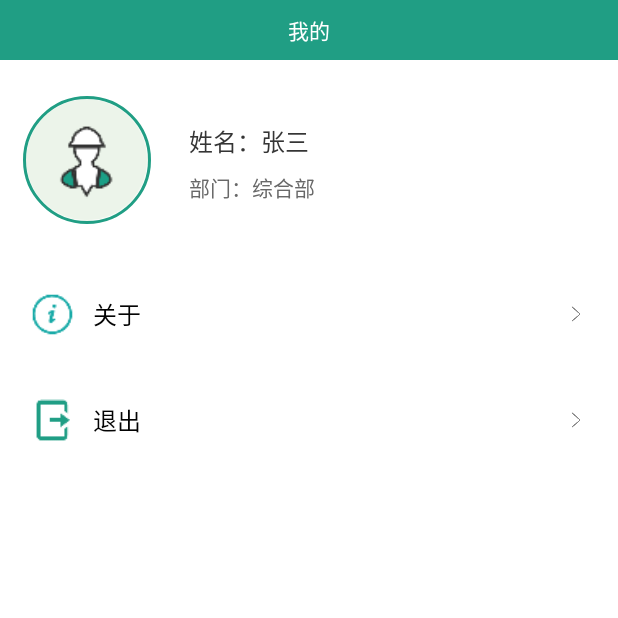
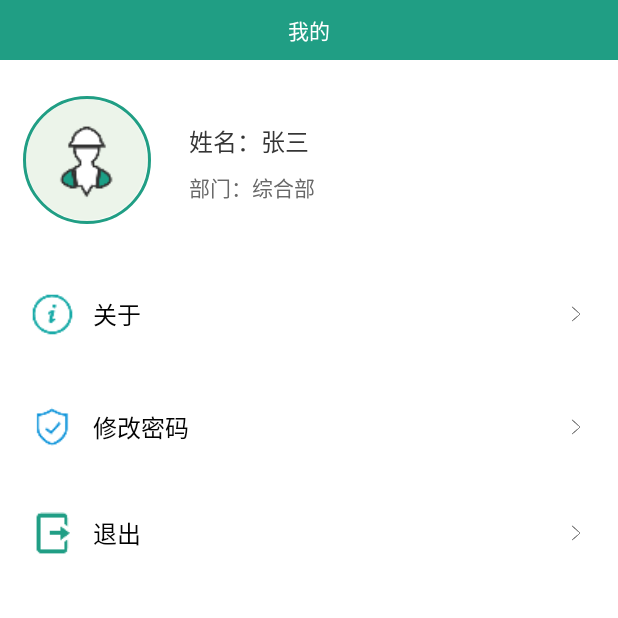
Before and after one commit to sujiangming/NoticeManagers, an Android app: the fragment FragmentUser shown on its own in the app's theme, after a tap on "退出", on a phone screen of 412 x 824 dp, the top half of it. Run offline under Robolectric (Android 15) with nearby library versions, the phone set to English and light mode, and no system bars; our stand-ins replace ButterKnife, CircleImageView; libraries missing offline, so code that uses them is left out: com.scwang.smartrefresh; pictures from the network do not load; 2 statements that could not run were skipped.

Commit message:
1、解决了注册乱码问题 2、新增了自动登录问题 3、新增了无数据的默认背景 4、列表样式改成了今日头条的样子 5、修改了APP名称和图标 6、修改了未读列表刷新无数据bug 7、新增了修改密码的功能

```diff
--- a/app/src/main/AndroidManifest.xml
+++ b/app/src/main/AndroidManifest.xml
@@ -89,6 +89,10 @@
 
         <activity
             android:name=".mvp.view.activity.RegisterActivity"
+            android:screenOrientation="portrait" />
+
+        <activity
+            android:name=".mvp.view.activity.UpdatePwdActivity"
             android:screenOrientation="portrait" />
 
         <!--开机广播自启动接受者-->
--- a/app/src/main/java/com/jdry/noticemanagers/http/IService.java
+++ b/app/src/main/java/com/jdry/noticemanagers/http/IService.java
@@ -41,6 +41,10 @@ public interface IService {
     @POST("app/api/notice/readNotice")
     Call<CommonBean> setUnReadMsgStatus(@Field("data") String data,@Field("token") String token);
 
+    @FormUrlEncoded
+    @POST("app/api/changePassword")
+    Call<CommonBean> updatePwd(@Field("data") String data,@Field("token") String token);
+
     /**
      * 上传图片
      *
--- a/app/src/main/java/com/jdry/noticemanagers/mvp/presenter/RegisterPresenter.java
+++ b/app/src/main/java/com/jdry/noticemanagers/mvp/presenter/RegisterPresenter.java
@@ -30,7 +30,7 @@ public class RegisterPresenter implements IPresenterCallback {
     @Override
     public <T> void httpRequestSuccess(T t, int order) {
         registerActivity.hideProgress();
-        registerActivity.httpSuccess((String)t,2);
+        registerActivity.httpSuccess(t,2);
         JSONObject jsonObject = JSON.parseObject(userData);
         String mobilePhone = jsonObject.getString("mobilePhone");
         JDRYApplication.getInstance().setJPushTag(mobilePhone);
--- a/app/src/main/java/com/jdry/noticemanagers/mvp/view/fragment/FragmentUser.java
+++ b/app/src/main/java/com/jdry/noticemanagers/mvp/view/fragment/FragmentUser.java
@@ -10,6 +10,7 @@ import com.jdry.noticemanagers.bean.LoginInfoBean;
 import com.jdry.noticemanagers.global.JDRYApplication;
 import com.jdry.noticemanagers.mvp.view.activity.AboutUsActivity;
 import com.jdry.noticemanagers.mvp.view.activity.LoginActivity;
+import com.jdry.noticemanagers.mvp.view.activity.UpdatePwdActivity;
 
 import butterknife.BindView;
 import butterknife.OnClick;
@@ -22,7 +23,7 @@ public class FragmentUser extends JDRYBaseFragment {
     @BindView(R.id.tv_account_pos)
     TextView tvAccountPos;
 
-    @OnClick({R.id.rl_info, R.id.ll_help_center, R.id.ll_set})
+    @OnClick({R.id.rl_info, R.id.ll_help_center, R.id.ll_set, R.id.ll_set_password})
     public void onViewClicked(View view) {
         switch (view.getId()) {
             case R.id.rl_info:
@@ -32,6 +33,9 @@ public class FragmentUser extends JDRYBaseFragment {
                 break;
             case R.id.ll_set:
                 openNewActivity(LoginActivity.class, null);
+                break;
+            case R.id.ll_set_password:
+                openNewActivity(UpdatePwdActivity.class, null);
                 break;
         }
     }
--- a/app/src/main/res/layout/fragment_user.xml
+++ b/app/src/main/res/layout/fragment_user.xml
@@ -55,14 +55,6 @@
             android:textColor="@color/color686868"
             android:textSize="@dimen/font_14_sp" />
 
-        <!--<ImageView-->
-            <!--android:layout_width="16dp"-->
-            <!--android:layout_height="16dp"-->
-            <!--android:layout_alignParentRight="true"-->
-            <!--android:layout_centerVertical="true"-->
-            <!--android:layout_marginRight="@dimen/space_16_dp"-->
-            <!--android:src="@drawable/more" />-->
-
     </RelativeLayout>
 
     <LinearLayout
@@ -87,6 +79,38 @@
             android:layout_height="wrap_content"
             android:layout_weight="1"
             android:text="关于"
+            android:textColor="#030303"
+            android:textSize="@dimen/font_16_sp" />
+
+        <ImageView
+            android:layout_width="16dp"
+            android:layout_height="16dp"
+            android:layout_gravity="end|center_vertical"
+            android:src="@drawable/more" />
+    </LinearLayout>
+
+    <LinearLayout
+        android:id="@+id/ll_set_password"
+        android:layout_width="match_parent"
+        android:layout_height="55dp"
+        android:layout_marginTop="@dimen/space_20_dp"
+        android:background="@drawable/home_item_press"
+        android:gravity="center_vertical"
+        android:orientation="horizontal"
+        android:paddingLeft="@dimen/space_20_dp"
+        android:paddingRight="@dimen/space_20_dp">
+
+        <ImageView
+            android:layout_width="@dimen/space_30_dp"
+            android:layout_height="@dimen/space_30_dp"
+            android:layout_marginRight="@dimen/space_12_dp"
+            android:src="@drawable/verifycode" />
+
+        <TextView
+            android:layout_width="0dp"
+            android:layout_height="wrap_content"
+            android:layout_weight="1"
+            android:text="修改密码"
             android:textColor="#030303"
             android:textSize="@dimen/font_16_sp" />
 
```
Also changed, not shown: app/src/main/java/com/jdry/noticemanagers/mvp/model/UpdatePwdModel.java (added, +57 -0 lines), app/src/main/java/com/jdry/noticemanagers/mvp/presenter/UpdatePresenter.java (added, +36 -0 lines), app/src/main/java/com/jdry/noticemanagers/mvp/view/activity/UpdatePwdActivity.java (added, +90 -0 lines), app/src/main/res/layout/activity_login.xml (+11 -1 lines), app/src/main/res/layout/activity_update.xml (added, +152 -0 lines), 1 other file.
